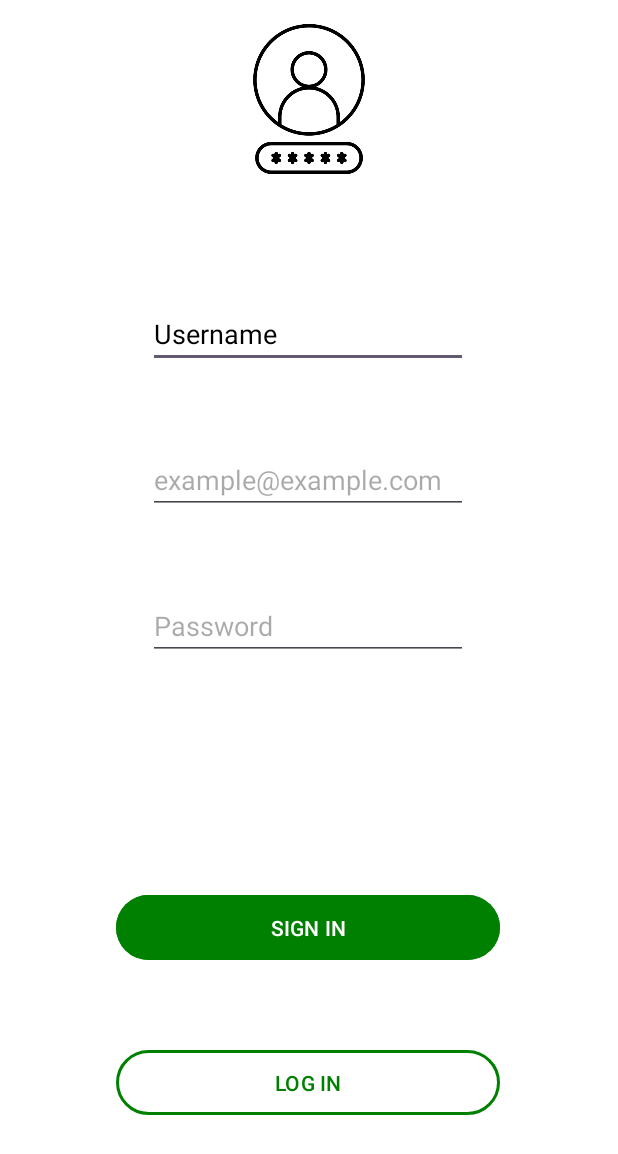
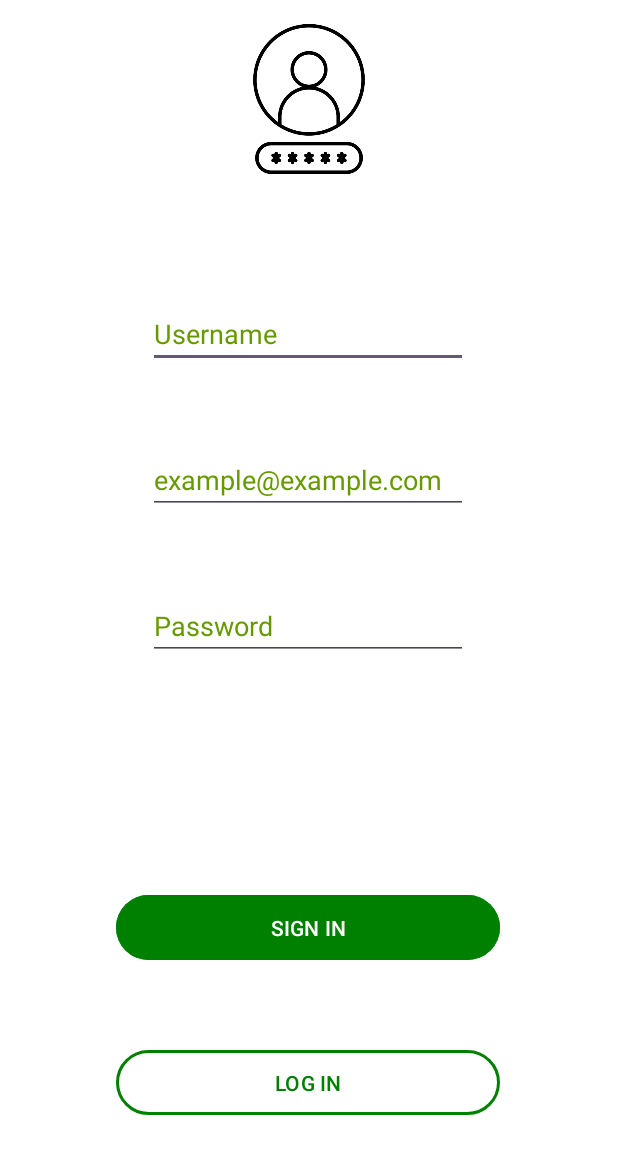
Before and after one commit to Gpozo42/Proyecto-PST, an Android app: the UserCreation screen opened directly, with no data from a screen before it, on a phone screen of 412 x 824 dp. Shown: the top 1154 px of the screen. Run offline under Robolectric (Android 15) with nearby library versions, the phone set to English and light mode, and no system bars; our stand-ins replace Firebase (no records; nobody signed in at launch, a user with empty details on screens opened directly).

Commit message:
Cosmetics
Color changes in Sign In

```diff
--- a/software/iotProject/app/src/main/res/layout/activity_user_creation.xml
+++ b/software/iotProject/app/src/main/res/layout/activity_user_creation.xml
@@ -27,9 +27,9 @@
         android:hint="Username"
         android:inputType="text"
         android:textColor="@color/black"
-        android:textColorHighlight="@android:color/holo_green_dark"
-        android:textColorHint="@color/black"
-        android:textColorLink="@android:color/holo_green_dark"
+        android:textColorHighlight="@color/black"
+        android:textColorHint="@android:color/holo_green_dark"
+        android:textColorLink="@color/black"
         app:layout_constraintEnd_toEndOf="parent"
         app:layout_constraintHorizontal_bias="0.497"
         app:layout_constraintStart_toStartOf="parent"
@@ -43,6 +43,10 @@
         android:ems="10"
         android:hint="Password"
         android:inputType="textPassword"
+        android:textColor="@color/black"
+        android:textColorHighlight="@color/black"
+        android:textColorHint="@android:color/holo_green_dark"
+        android:textColorLink="@color/black"
         app:layout_constraintEnd_toEndOf="parent"
         app:layout_constraintHorizontal_bias="0.497"
         app:layout_constraintStart_toStartOf="parent"
@@ -57,6 +61,10 @@
         android:ems="10"
         android:hint="example@example.com"
         android:inputType="textEmailAddress"
+        android:textColor="@color/black"
+        android:textColorHighlight="@color/black"
+        android:textColorHint="@android:color/holo_green_dark"
+        android:textColorLink="@color/black"
         app:layout_constraintEnd_toEndOf="parent"
         app:layout_constraintHorizontal_bias="0.497"
         app:layout_constraintStart_toStartOf="parent"
```
